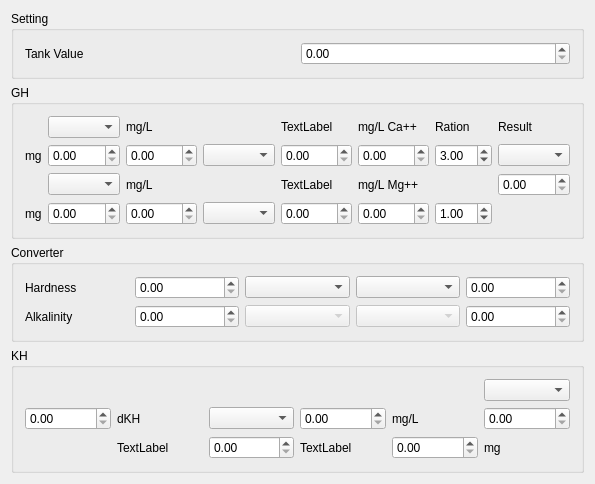
The window that mainwindow.ui (DrFr/HardnessCalc) describes before a commit, drawn with Qt 5.
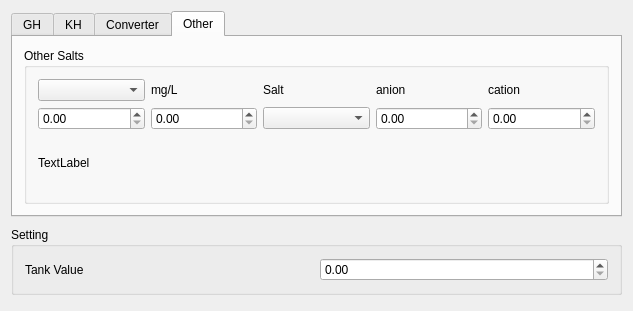
The same window after the commit. The open tabs and pages were chosen to show the change.

Commit message: added other salts: K2SO4 Na2SO4 KCl NaCl KNO3

What changed in the file:
```diff
--- a/mainwindow.ui
+++ b/mainwindow.ui
@@ -6,8 +6,8 @@
    <rect>
     <x>0</x>
     <y>0</y>
-    <width>576</width>
-    <height>455</height>
+    <width>633</width>
+    <height>311</height>
    </rect>
   </property>
   <property name="windowTitle">
@@ -16,29 +16,19 @@
   <widget class="QWidget" name="centralWidget">
    <layout class="QVBoxLayout" name="verticalLayout">
     <item>
-     <widget class="QGroupBox" name="groupBox_4">
-      <property name="title">
-       <string>Setting</string>
+     <widget class="QTabWidget" name="tabWidget">
+      <property name="enabled">
+       <bool>true</bool>
       </property>
-      <layout class="QGridLayout" name="gridLayout">
-       <item row="0" column="2">
-        <widget class="QDoubleSpinBox" name="doubleSpinBox_tankValue">
-         <property name="maximum">
-          <double>9999.989999999999782</double>
-         </property>
-        </widget>
-       </item>
-       <item row="0" column="1">
-        <widget class="QLabel" name="label_11">
-         <property name="text">
-          <string>Tank Value</string>
-         </property>
-        </widget>
-       </item>
-      </layout>
-     </widget>
-    </item>
-    <item>
+      <property name="currentIndex">
+       <number>0</number>
+      </property>
+      <widget class="QWidget" name="tab">
+       <attribute name="title">
+        <string>GH</string>
+       </attribute>
+       <layout class="QGridLayout" name="gridLayout_5">
+        <item row="0" column="0">
      <widget class="QGroupBox" name="groupBox">
       <property name="title">
        <string>GH</string>
@@ -213,20 +203,102 @@
       </layout>
      </widget>
     </item>
-    <item>
-     <spacer name="verticalSpacer">
-      <property name="orientation">
-       <enum>Qt::Vertical</enum>
-      </property>
-      <property name="sizeHint" stdset="0">
-       <size>
-        <width>20</width>
-        <height>40</height>
-       </size>
-      </property>
-     </spacer>
-    </item>
-    <item>
+       </layout>
+      </widget>
+      <widget class="QWidget" name="tab_2">
+       <attribute name="title">
+        <string>KH</string>
+       </attribute>
+       <layout class="QGridLayout" name="gridLayout_6">
+        <item row="0" column="0">
+         <widget class="QGroupBox" name="groupBox_3">
+          <property name="title">
+           <string>KH</string>
+          </property>
+          <layout class="QGridLayout" name="gridLayout_4">
+           <item row="1" column="5">
+            <widget class="QDoubleSpinBox" name="spinBox_KHSaltTank">
+             <property name="maximum">
+              <double>9999.989999999999782</double>
+             </property>
+            </widget>
+           </item>
+           <item row="1" column="2">
+            <widget class="QComboBox" name="comboBoxKHSalt"/>
+           </item>
+           <item row="3" column="2">
+            <widget class="QDoubleSpinBox" name="doubleSpinBox_KHCation">
+             <property name="maximum">
+              <double>9999.989999999999782</double>
+             </property>
+            </widget>
+           </item>
+           <item row="1" column="0">
+            <widget class="QDoubleSpinBox" name="doubleSpinBox_2"/>
+           </item>
+           <item row="1" column="1">
+            <widget class="QLabel" name="label_5">
+             <property name="text">
+              <string>dKH</string>
+             </property>
+            </widget>
+           </item>
+           <item row="1" column="3">
+            <widget class="QDoubleSpinBox" name="doubleSpinBox_3">
+             <property name="maximum">
+              <double>999.990000000000009</double>
+             </property>
+            </widget>
+           </item>
+           <item row="0" column="5">
+            <widget class="QComboBox" name="comboBox_KHMass"/>
+           </item>
+           <item row="3" column="3">
+            <widget class="QDoubleSpinBox" name="doubleSpinBox_KHAnion">
+             <property name="maximum">
+              <double>9999.989999999999782</double>
+             </property>
+            </widget>
+           </item>
+           <item row="0" column="3">
+            <widget class="QLabel" name="label_8">
+             <property name="text">
+              <string>mg/L</string>
+             </property>
+            </widget>
+           </item>
+           <item row="2" column="3">
+            <widget class="QLabel" name="labelKHAnion">
+             <property name="text">
+              <string>TextLabel</string>
+             </property>
+            </widget>
+           </item>
+           <item row="2" column="2">
+            <widget class="QLabel" name="labelKHCation">
+             <property name="text">
+              <string>TextLabel</string>
+             </property>
+            </widget>
+           </item>
+           <item row="1" column="6">
+            <widget class="QLabel" name="label_KHTank">
+             <property name="text">
+              <string>mg</string>
+             </property>
+            </widget>
+           </item>
+          </layout>
+         </widget>
+        </item>
+       </layout>
+      </widget>
+      <widget class="QWidget" name="tab_3">
+       <attribute name="title">
+        <string>Converter</string>
+       </attribute>
+       <layout class="QGridLayout" name="gridLayout_7">
+        <item row="0" column="0">
      <widget class="QGroupBox" name="groupBox_2">
       <property name="title">
        <string>Converter</string>
@@ -303,6 +375,134 @@
       </layout>
      </widget>
     </item>
+       </layout>
+      </widget>
+      <widget class="QWidget" name="tab_4">
+       <attribute name="title">
+        <string>Other</string>
+       </attribute>
+       <layout class="QGridLayout" name="gridLayout_8">
+        <item row="1" column="0">
+         <widget class="QGroupBox" name="groupBox_5">
+          <property name="enabled">
+           <bool>true</bool>
+          </property>
+          <property name="title">
+           <string>Other Salts</string>
+          </property>
+          <layout class="QGridLayout" name="gridLayout_9">
+           <item row="0" column="3">
+            <widget class="QLabel" name="label_OtherAnion">
+             <property name="text">
+              <string>anion</string>
+             </property>
+            </widget>
+           </item>
+           <item row="0" column="4">
+            <widget class="QLabel" name="label_OtherCation">
+             <property name="text">
+              <string>cation</string>
+             </property>
+            </widget>
+           </item>
+           <item row="1" column="3">
+            <widget class="QDoubleSpinBox" name="doubleSpinBox_OtherAnion">
+             <property name="maximum">
+              <double>9999.989999999999782</double>
+             </property>
+            </widget>
+           </item>
+           <item row="0" column="1">
+            <widget class="QLabel" name="label_13">
+             <property name="text">
+              <string>mg/L</string>
+             </property>
+            </widget>
+           </item>
+           <item row="1" column="4">
+            <widget class="QDoubleSpinBox" name="doubleSpinBox_OtherCation">
+             <property name="maximum">
+              <double>9999.989999999999782</double>
+             </property>
+            </widget>
+           </item>
+           <item row="1" column="0">
+            <widget class="QDoubleSpinBox" name="doubleSpinBox_OtherSaltTank">
+             <property name="maximum">
+              <double>9999.989999999999782</double>
+             </property>
+            </widget>
+           </item>
+           <item row="1" column="2">
+            <widget class="QComboBox" name="comboBoxOtherSalts"/>
+           </item>
+           <item row="0" column="2">
+            <widget class="QLabel" name="label_12">
+             <property name="text">
+              <string>Salt</string>
+             </property>
+            </widget>
+           </item>
+           <item row="1" column="1">
+            <widget class="QDoubleSpinBox" name="doubleSpinBox_OtherSalt">
+             <property name="maximum">
+              <double>9999.989999999999782</double>
+             </property>
+            </widget>
+           </item>
+           <item row="2" column="0">
+            <widget class="QLabel" name="label_OtherTank">
+             <property name="text">
+              <string>TextLabel</string>
+             </property>
+            </widget>
+           </item>
+           <item row="0" column="0">
+            <widget class="QComboBox" name="comboBox_OtherMass"/>
+           </item>
+          </layout>
+         </widget>
+        </item>
+       </layout>
+      </widget>
+     </widget>
+    </item>
+    <item>
+     <spacer name="verticalSpacer">
+      <property name="orientation">
+       <enum>Qt::Vertical</enum>
+      </property>
+      <property name="sizeHint" stdset="0">
+       <size>
+        <width>20</width>
+        <height>40</height>
+       </size>
+      </property>
+     </spacer>
+    </item>
+    <item>
+     <widget class="QGroupBox" name="groupBox_4">
+      <property name="title">
+       <string>Setting</string>
+      </property>
+      <layout class="QGridLayout" name="gridLayout">
+       <item row="0" column="2">
+        <widget class="QDoubleSpinBox" name="doubleSpinBox_tankValue">
+         <property name="maximum">
+          <double>9999.989999999999782</double>
+         </property>
+        </widget>
+       </item>
+       <item row="0" column="1">
+        <widget class="QLabel" name="label_11">
+         <property name="text">
+          <string>Tank Value</string>
+         </property>
+        </widget>
+       </item>
+      </layout>
+     </widget>
+    </item>
     <item>
      <spacer name="verticalSpacer_2">
       <property name="orientation">
@@ -316,87 +516,6 @@
       </property>
      </spacer>
     </item>
-    <item>
-     <widget class="QGroupBox" name="groupBox_3">
-      <property name="title">
-       <string>KH</string>
-      </property>
-      <layout class="QGridLayout" name="gridLayout_4">
-       <item row="1" column="5">
-        <widget class="QDoubleSpinBox" name="spinBox_KHSaltTank">
-         <property name="maximum">
-          <double>9999.989999999999782</double>
-         </property>
-        </widget>
-       </item>
-       <item row="2" column="1">
-        <widget class="QLabel" name="labelKHCation">
-         <property name="text">
-          <string>TextLabel</string>
-         </property>
-        </widget>
-       </item>
-       <item row="1" column="2">
-        <widget class="QComboBox" name="comboBoxKHSalt"/>
-       </item>
-       <item row="2" column="2">
-        <widget class="QDoubleSpinBox" name="doubleSpinBox_KHCation">
-         <property name="maximum">
-          <double>9999.989999999999782</double>
-         </property>
-        </widget>
-       </item>
-       <item row="1" column="0">
-        <widget class="QDoubleSpinBox" name="doubleSpinBox_2"/>
-       </item>
-       <item row="1" column="1">
-        <widget class="QLabel" name="label_5">
-         <property name="text">
-          <string>dKH</string>
-         </property>
-        </widget>
-       </item>
-       <item row="1" column="3">
-        <widget class="QDoubleSpinBox" name="doubleSpinBox_3">
-         <property name="maximum">
-          <double>999.990000000000009</double>
-         </property>
-        </widget>
-       </item>
-       <item row="2" column="4">
-        <widget class="QDoubleSpinBox" name="doubleSpinBox_KHAnion">
-         <property name="maximum">
-          <double>9999.989999999999782</double>
-         </property>
-        </widget>
-       </item>
-       <item row="2" column="3">
-        <widget class="QLabel" name="labelKHAnion">
-         <property name="text">
-          <string>TextLabel</string>
-         </property>
-        </widget>
-       </item>
-       <item row="1" column="4">
-        <widget class="QLabel" name="label_8">
-         <property name="text">
-          <string>mg/L</string>
-         </property>
-        </widget>
-       </item>
-       <item row="0" column="5">
-        <widget class="QComboBox" name="comboBox_KHMass"/>
-       </item>
-       <item row="2" column="5">
-        <widget class="QLabel" name="label_KHTank">
-         <property name="text">
-          <string>mg</string>
-         </property>
-        </widget>
-       </item>
-      </layout>
-     </widget>
-    </item>
    </layout>
   </widget>
  </widget>
```
Lines whose indentation alone changed are shown as unchanged. The commit also changes 2 other files.
